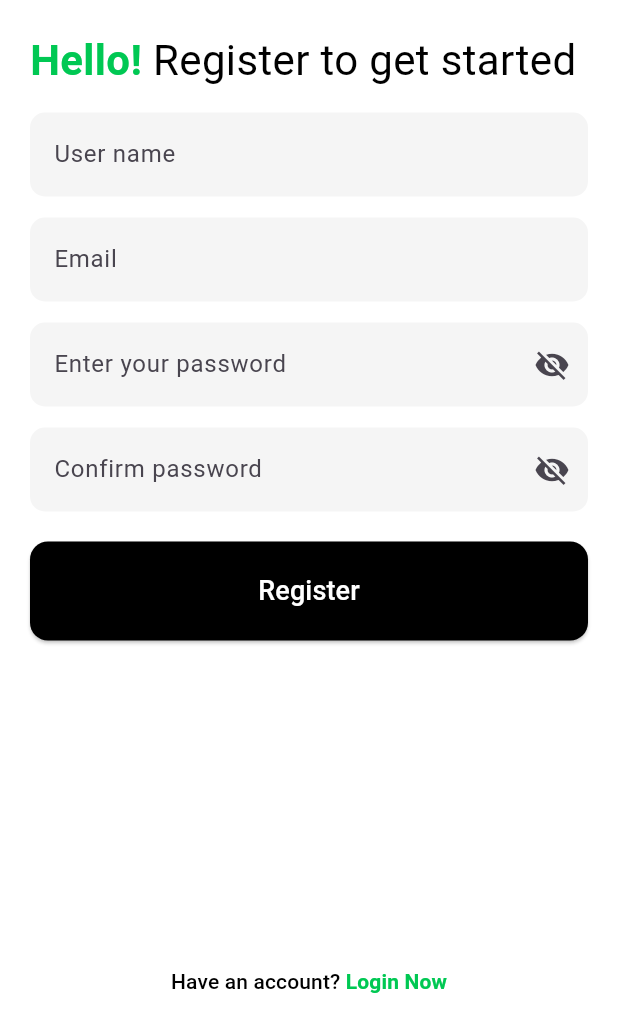
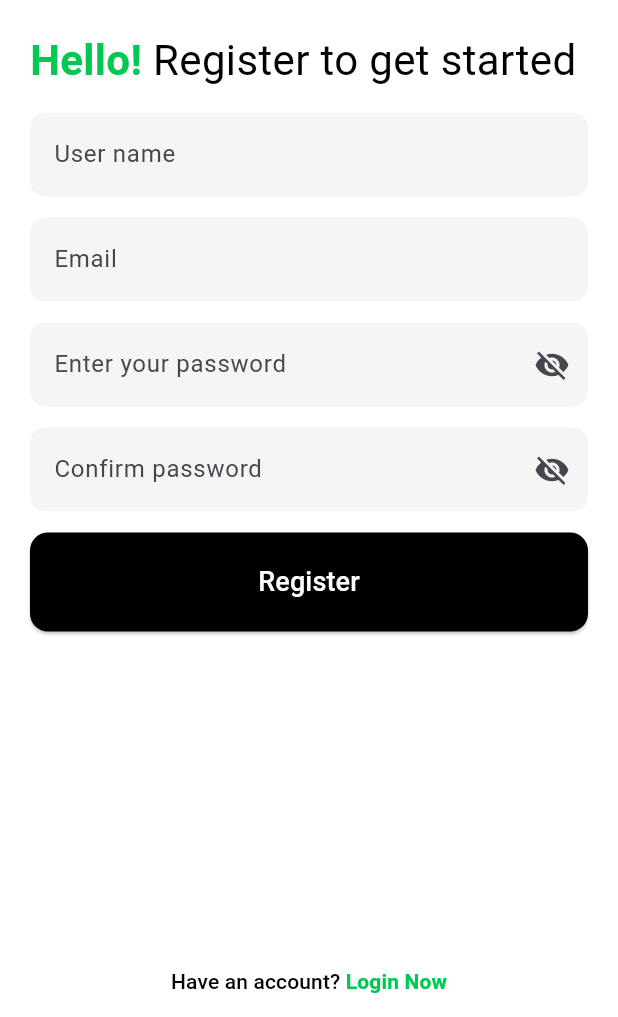
Before and after one commit to VrutiPatel102/Driver_Hire, a Flutter app: the RegisterScreen screen opened by its route, on a phone screen of 412 x 824 dp, the part 219-1236 px from its top. Run offline on Flutter 3.47's test engine with Material 3 defaults, Android fonts, the phone set to English and light mode, and no system bars; our stand-ins replace google_maps_flutter.

Commit message:
change the size

```diff
--- a/lib/register_screen.dart
+++ b/lib/register_screen.dart
@@ -65,7 +65,7 @@ class _RegisterScreenState extends State<RegisterScreen> {
           _passwordField(),
            SizedBox(height: 14),
           _confirmPasswordField(),
-           SizedBox(height: 20),
+           SizedBox(height: 14),
           _registerBtn(),
            Spacer(),
           _loginLink(),
```
